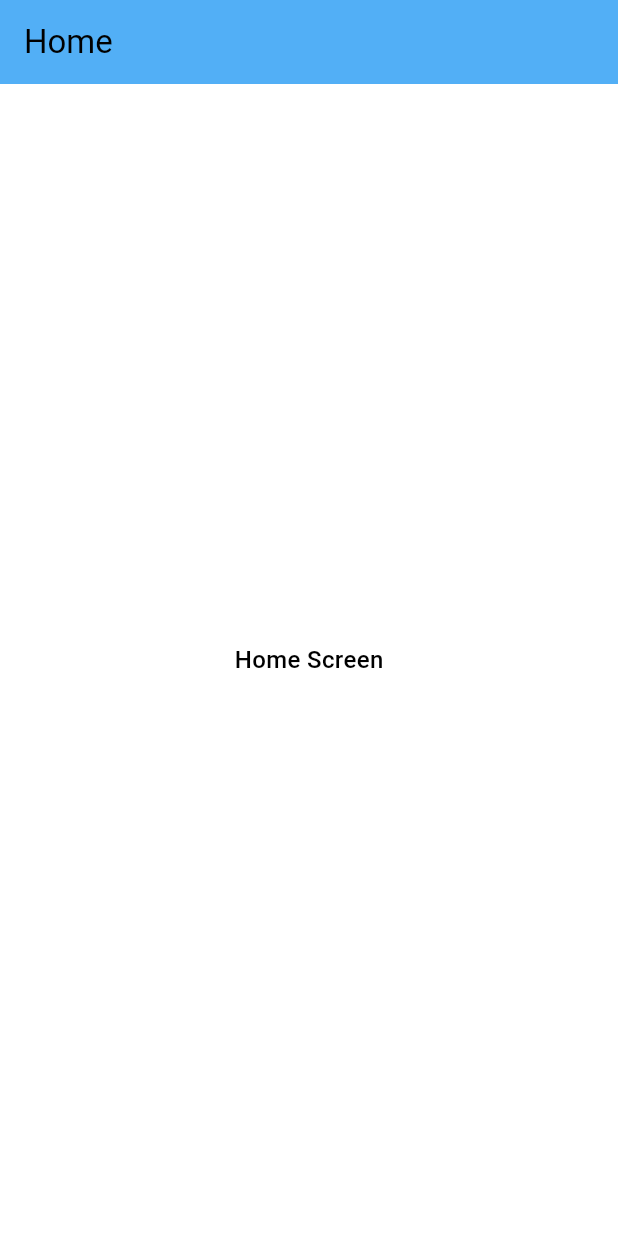
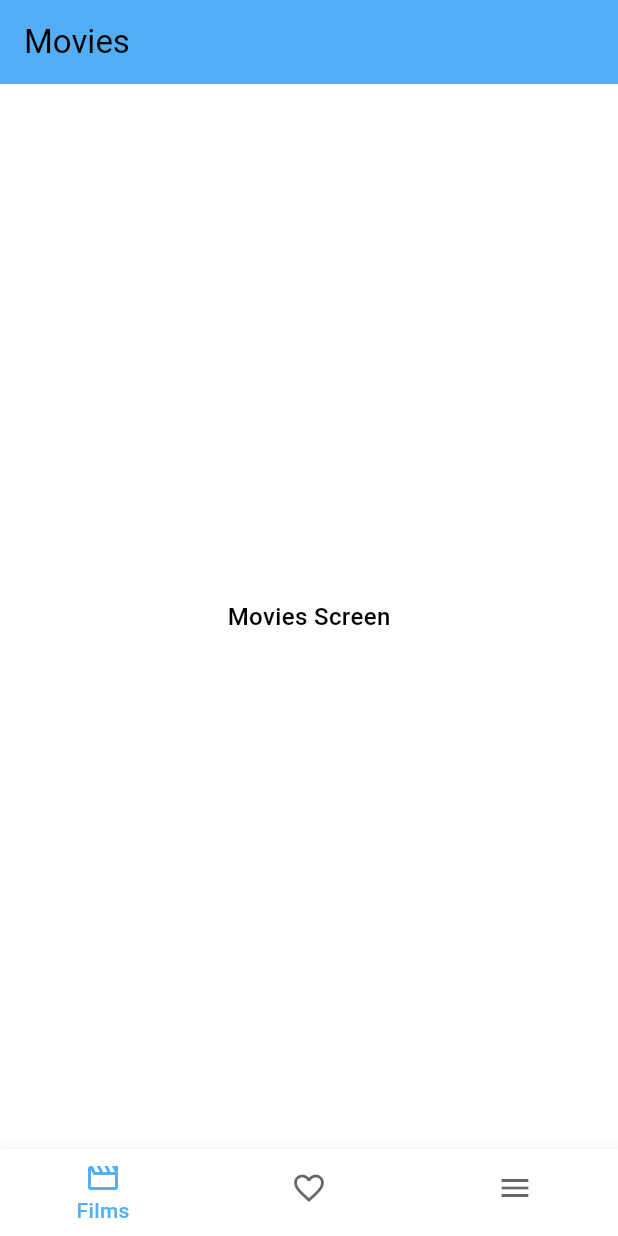
Before and after one commit to JulienS69/cine_favorite, a Flutter app: the screen it shows after launch, on a phone screen of 412 x 824 dp. Run offline on Flutter 3.47's test engine with Material 3 defaults, Android fonts, the phone set to English and light mode, and no system bars; our stand-ins replace auto_route, flutter_riverpod.

Commit message:
⚡️ add starter navigation & bottom bar with auto_tabs_router ⚡️

```diff
--- a/lib/helper/app_text_theme.dart
+++ b/lib/helper/styles/app_text_theme.dart
@@ -1,4 +1,4 @@
-import 'package:cine_favorite/helper/app_style.dart';
+import 'package:cine_favorite/helper/styles/app_style.dart';
 import 'package:flutter/material.dart';
 
 class TextThemes {
--- a/lib/helper/app_theme.dart
+++ b/lib/helper/styles/app_theme.dart
@@ -1,5 +1,5 @@
-import 'package:cine_favorite/helper/app_colors.dart';
-import 'package:cine_favorite/helper/app_text_theme.dart';
+import 'package:cine_favorite/helper/styles/app_colors.dart';
+import 'package:cine_favorite/helper/styles/app_text_theme.dart';
 import 'package:flutter/material.dart';
 
 class AppTheme {
--- /dev/null
+++ b/lib/helper/utils.dart
@@ -0,0 +1,11 @@
+import 'package:flutter/material.dart';
+
+List<BottomNavigationBarItem> itemsBottomNavigation = [
+  const BottomNavigationBarItem(
+    icon: Icon(Icons.movie_outlined),
+    label: 'Films',
+  ),
+  const BottomNavigationBarItem(
+      icon: Icon(Icons.favorite_outline), label: 'Favoris'),
+  const BottomNavigationBarItem(icon: Icon(Icons.menu), label: 'Menu'),
+];
--- a/lib/main.dart
+++ b/lib/main.dart
@@ -1,9 +1,14 @@
-import 'package:cine_favorite/helper/app_theme.dart';
+import 'package:cine_favorite/helper/styles/app_theme.dart';
 import 'package:cine_favorite/navigation/app_router.dart';
 import 'package:flutter/material.dart';
+import 'package:flutter_riverpod/flutter_riverpod.dart';
 
 void main() {
-  runApp(MyApp());
+  runApp(
+    ProviderScope(
+      child: MyApp(),
+    ),
+  );
 }
 
 class MyApp extends StatelessWidget {
--- a/lib/navigation/app_router.dart
+++ b/lib/navigation/app_router.dart
@@ -1,5 +1,7 @@
 import 'package:auto_route/auto_route.dart';
-import 'package:cine_favorite/views/home_screen.dart';
+import 'package:cine_favorite/navigation/auto_tabs_navigator.dart';
+import 'package:cine_favorite/views/favorite/favorite_screen.dart';
+import 'package:cine_favorite/views/movie/movie_screen.dart';
 
 part 'app_router.gr.dart';
 
@@ -7,6 +9,13 @@ part 'app_router.gr.dart';
 class AppRouter extends _$AppRouter {
   @override
   List<AutoRoute> get routes => [
-        AutoRoute(page: HomeRoute.page, initial: true),
+        AutoRoute(page: AutoTabsNavigatorRoute.page, initial: true, children: [
+          AutoRoute(
+            page: MovieRoute.page,
+          ),
+          AutoRoute(
+            page: FavoriteRoute.page,
+          ),
+        ])
       ];
 }
--- /dev/null
+++ b/lib/navigation/auto_tabs_navigator.dart
@@ -0,0 +1,37 @@
+import 'package:auto_route/auto_route.dart';
+import 'package:cine_favorite/helper/utils.dart';
+import 'package:cine_favorite/navigation/app_router.dart';
+import 'package:flutter/material.dart';
+
+@RoutePage()
+class AutoTabsNavigatorScreen extends StatelessWidget {
+  const AutoTabsNavigatorScreen({super.key});
+
+  @override
+  Widget build(BuildContext context) {
+    return AutoTabsRouter(
+      routes: const [
+        MovieRoute(),
+        FavoriteRoute(),
+        //TODO OTHER ROUTE
+      ],
+      builder: (context, child) {
+        final tabsRouter = AutoTabsRouter.of(context);
+        return Scaffold(
+          bottomNavigationBar: BottomNavigationBar(
+            type: BottomNavigationBarType.fixed,
+            showUnselectedLabels: false,
+            selectedItemColor: Theme.of(context).colorScheme.primary,
+            unselectedItemColor: Theme.of(context).hintColor,
+            currentIndex: tabsRouter.activeIndex,
+            items: itemsBottomNavigation,
+            onTap: (value) {
+              tabsRouter.setActiveIndex(value);
+            },
+          ),
+          body: child,
+        );
+      },
+    );
+  }
+}
--- /dev/null
+++ b/lib/views/favorite/favorite_screen.dart
@@ -0,0 +1,17 @@
+import 'package:auto_route/auto_route.dart';
+import 'package:flutter/material.dart';
+
+@RoutePage()
+class FavoriteScreen extends StatelessWidget {
+  const FavoriteScreen({super.key});
+
+  @override
+  Widget build(BuildContext context) {
+    return Scaffold(
+      appBar: AppBar(title: const Text('Favorite')),
+      body: const Center(
+        child: Text('Favorite Screen'),
+      ),
+    );
+  }
+}
--- a/lib/views/home_screen.dart
+++ /dev/null
@@ -1,15 +0,0 @@
-import 'package:auto_route/auto_route.dart';
-import 'package:flutter/material.dart';
-
-@RoutePage()
-class HomeScreen extends StatelessWidget {
-  const HomeScreen({super.key});
-
-  @override
-  Widget build(BuildContext context) {
-    return Scaffold(
-      appBar: AppBar(title: Text('Home')),
-      body: Center(child: Text('Home Screen')),
-    );
-  }
-}
--- /dev/null
+++ b/lib/views/movie/movie_screen.dart
@@ -0,0 +1,17 @@
+import 'package:auto_route/auto_route.dart';
+import 'package:flutter/material.dart';
+
+@RoutePage()
+class MovieScreen extends StatelessWidget {
+  const MovieScreen({super.key});
+
+  @override
+  Widget build(BuildContext context) {
+    return Scaffold(
+      appBar: AppBar(title: const Text('Movies')),
+      body: const Center(
+        child: Text('Movies Screen'),
+      ),
+    );
+  }
+}
```
Also changed, not shown: pubspec.yaml (+1 -7 lines), lib/helper/styles/app_colors.dart (renamed from lib/helper/app_colors.dart), lib/helper/styles/app_style.dart (renamed from lib/helper/app_style.dart), lib/navigation/app_router.gr.dart, 1 other file.
